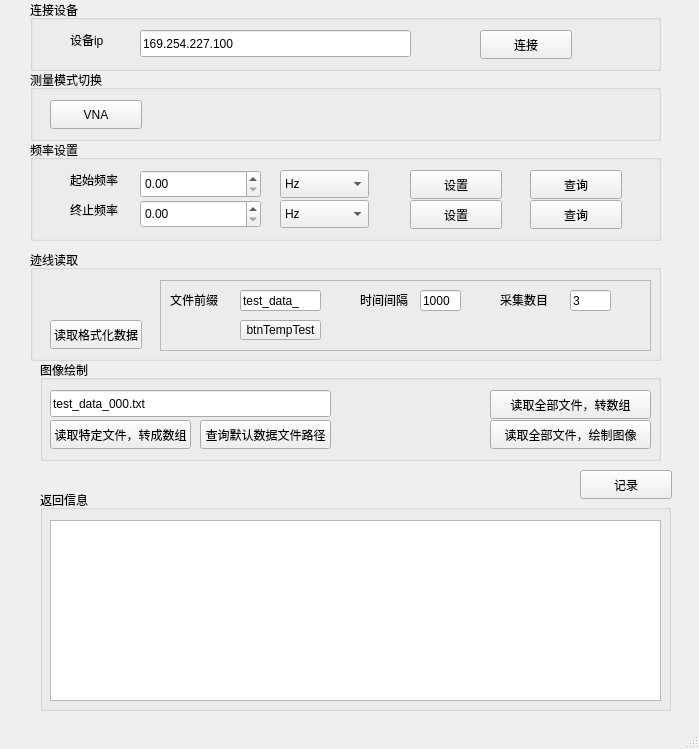
Old version of the form mainwindow.ui in the repository J4nnA/janna_51.
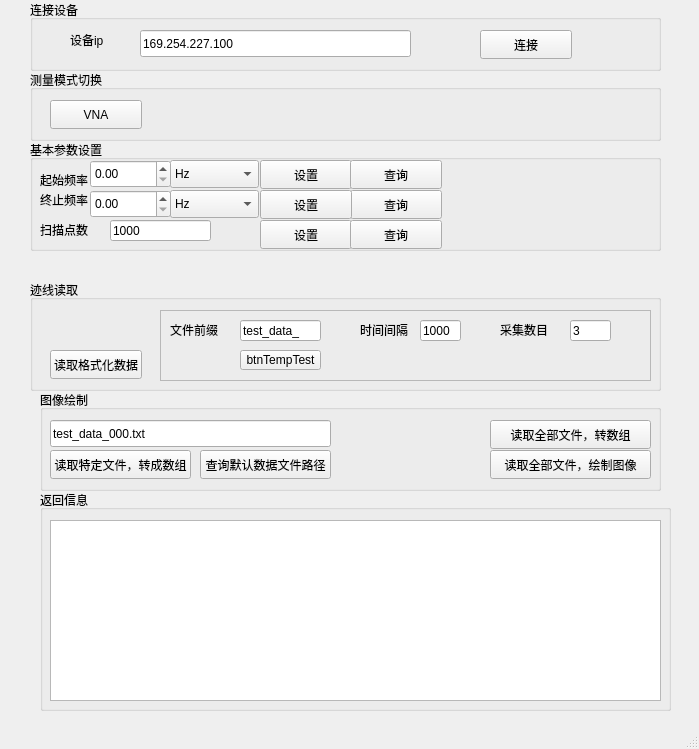
New version of the form.

```diff
--- a/mainwindow.ui
+++ b/mainwindow.ui
@@ -115,35 +115,22 @@
      </property>
     </widget>
    </widget>
-   <widget class="QPushButton" name="btnCore">
-    <property name="geometry">
-     <rect>
-      <x>580</x>
-      <y>470</y>
-      <width>92</width>
-      <height>29</height>
-     </rect>
-    </property>
-    <property name="text">
-     <string>记录</string>
-    </property>
-   </widget>
    <widget class="QGroupBox" name="groupBox_4">
     <property name="geometry">
      <rect>
       <x>30</x>
       <y>140</y>
       <width>631</width>
-      <height>101</height>
+      <height>111</height>
      </rect>
     </property>
     <property name="title">
-     <string>频率设置</string>
+     <string>基本参数设置</string>
     </property>
     <widget class="QLabel" name="label_2">
      <property name="geometry">
       <rect>
-       <x>40</x>
+       <x>10</x>
        <y>30</y>
        <width>69</width>
        <height>20</height>
@@ -156,8 +143,8 @@
     <widget class="QLabel" name="label_3">
      <property name="geometry">
       <rect>
-       <x>40</x>
-       <y>60</y>
+       <x>10</x>
+       <y>50</y>
        <width>69</width>
        <height>20</height>
       </rect>
@@ -169,8 +156,8 @@
     <widget class="QComboBox" name="cbStartFreqUnit">
      <property name="geometry">
       <rect>
-       <x>250</x>
-       <y>30</y>
+       <x>140</x>
+       <y>20</y>
        <width>89</width>
        <height>28</height>
       </rect>
@@ -199,8 +186,8 @@
     <widget class="QPushButton" name="btnSetStartFreq">
      <property name="geometry">
       <rect>
-       <x>380</x>
-       <y>30</y>
+       <x>230</x>
+       <y>20</y>
        <width>92</width>
        <height>29</height>
       </rect>
@@ -212,8 +199,8 @@
     <widget class="QPushButton" name="btnQueryStopFreq">
      <property name="geometry">
       <rect>
-       <x>500</x>
-       <y>60</y>
+       <x>320</x>
+       <y>50</y>
        <width>92</width>
        <height>29</height>
       </rect>
@@ -225,8 +212,8 @@
     <widget class="QPushButton" name="btnQueryStartFreq">
      <property name="geometry">
       <rect>
-       <x>500</x>
-       <y>30</y>
+       <x>320</x>
+       <y>20</y>
        <width>92</width>
        <height>29</height>
       </rect>
@@ -238,8 +225,8 @@
     <widget class="QPushButton" name="btnSetStopFreq">
      <property name="geometry">
       <rect>
-       <x>380</x>
-       <y>60</y>
+       <x>230</x>
+       <y>50</y>
        <width>92</width>
        <height>29</height>
       </rect>
@@ -251,9 +238,9 @@
     <widget class="QDoubleSpinBox" name="dsbStartFreq">
      <property name="geometry">
       <rect>
-       <x>110</x>
-       <y>30</y>
-       <width>121</width>
+       <x>60</x>
+       <y>20</y>
+       <width>81</width>
        <height>28</height>
       </rect>
      </property>
@@ -261,9 +248,9 @@
     <widget class="QDoubleSpinBox" name="dsbStopFreq">
      <property name="geometry">
       <rect>
-       <x>110</x>
-       <y>60</y>
-       <width>121</width>
+       <x>60</x>
+       <y>50</y>
+       <width>81</width>
        <height>28</height>
       </rect>
      </property>
@@ -271,8 +258,8 @@
     <widget class="QComboBox" name="cbStopFreqUnit">
      <property name="geometry">
       <rect>
-       <x>250</x>
-       <y>60</y>
+       <x>140</x>
+       <y>50</y>
        <width>89</width>
        <height>28</height>
       </rect>
@@ -298,12 +285,64 @@
       </property>
      </item>
     </widget>
+    <widget class="QPushButton" name="btnSetSweepPoint">
+     <property name="geometry">
+      <rect>
+       <x>230</x>
+       <y>80</y>
+       <width>92</width>
+       <height>29</height>
+      </rect>
+     </property>
+     <property name="text">
+      <string>设置</string>
+     </property>
+    </widget>
+    <widget class="QPushButton" name="btnQuerySweepPoint">
+     <property name="geometry">
+      <rect>
+       <x>320</x>
+       <y>80</y>
+       <width>92</width>
+       <height>29</height>
+      </rect>
+     </property>
+     <property name="text">
+      <string>查询</string>
+     </property>
+    </widget>
+    <widget class="QLabel" name="label_4">
+     <property name="geometry">
+      <rect>
+       <x>10</x>
+       <y>80</y>
+       <width>69</width>
+       <height>20</height>
+      </rect>
+     </property>
+     <property name="text">
+      <string>扫描点数</string>
+     </property>
+    </widget>
+    <widget class="QLineEdit" name="leSweepPoint">
+     <property name="geometry">
+      <rect>
+       <x>80</x>
+       <y>80</y>
+       <width>101</width>
+       <height>21</height>
+      </rect>
+     </property>
+     <property name="text">
+      <string>1000</string>
+     </property>
+    </widget>
    </widget>
    <widget class="QGroupBox" name="groupBox_5">
     <property name="geometry">
      <rect>
       <x>30</x>
-      <y>250</y>
+      <y>280</y>
       <width>631</width>
       <height>111</height>
      </rect>
@@ -436,7 +475,7 @@
     <property name="geometry">
      <rect>
       <x>40</x>
-      <y>360</y>
+      <y>390</y>
       <width>621</width>
       <height>101</height>
      </rect>
```
